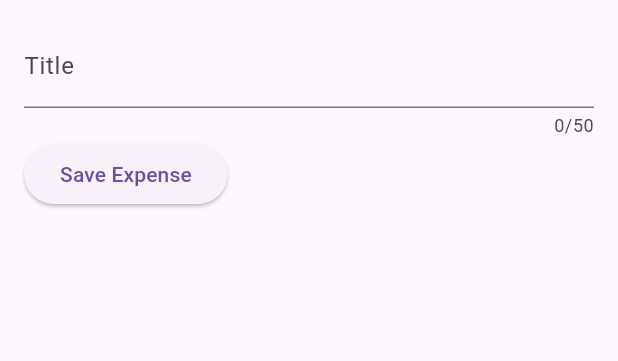
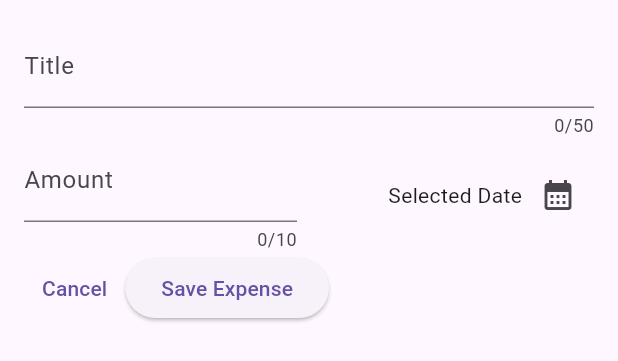
Before and after one commit to dobrewhey/expense_tracker, a Flutter app: the NewExpense widget shown alone on an empty page, opened directly, on a phone screen of 412 x 824 dp. Shown: the top 361 px of the screen. Run offline on Flutter 3.47's test engine with Material 3 defaults, Android fonts, the phone set to English and light mode, and no system bars.

Commit message:
Added some functionality to dialog box

```diff
--- a/expense_tracker/lib/widgets/new_expense.dart
+++ b/expense_tracker/lib/widgets/new_expense.dart
@@ -11,10 +11,21 @@ class NewExpense extends StatefulWidget {
 
 class _NewExpenseState extends State<NewExpense> {
   final _titleController = TextEditingController();
+  final _amountController = TextEditingController();
+
+  void _presentDatePicker() {
+    final now = DateTime.now();
+    showDatePicker(
+        context: context,
+        firstDate: DateTime(now.year - 1, now.month, now.day),
+        lastDate: DateTime(now.year + 1, now.month, now.day),
+        initialDate: now);
+  }
 
   @override
   void dispose() {
     _titleController.dispose();
+    _amountController.dispose();
     super.dispose();
   }
 
@@ -33,11 +44,47 @@ class _NewExpenseState extends State<NewExpense> {
           ),
           Row(
             children: [
+              Expanded(
+                child: TextField(
+                  controller: _amountController,
+                  keyboardType: TextInputType.number,
+                  maxLength: 10,
+                  decoration: const InputDecoration(
+                    prefixText: ' \$',
+                    label: Text('Amount'),
+                  ),
+                ),
+              ),
+              const SizedBox(width: 16),
+              Expanded(
+                child: Row(
+                  crossAxisAlignment: CrossAxisAlignment.center,
+                  mainAxisAlignment: MainAxisAlignment.end,
+                  children: [
+                    const Text('Selected Date'),
+                    IconButton(
+                        onPressed: _presentDatePicker,
+                        icon: const Icon(Icons.calendar_month))
+                  ],
+                ),
+              )
+            ],
+          ),
+          Row(
+            children: [
+              TextButton(
+                onPressed: () {
+                  Navigator.pop(context);
+                },
+                child: const Text('Cancel'),
+              ),
               ElevatedButton(
                   onPressed: () {
                     print(_titleController.text);
+                    print(_amountController.text);
                   },
-                  child: const Text('Save Expense'))
+                  child: const Text('Save Expense')),
+              const SizedBox(width: 120),
             ],
           )
         ],
```
